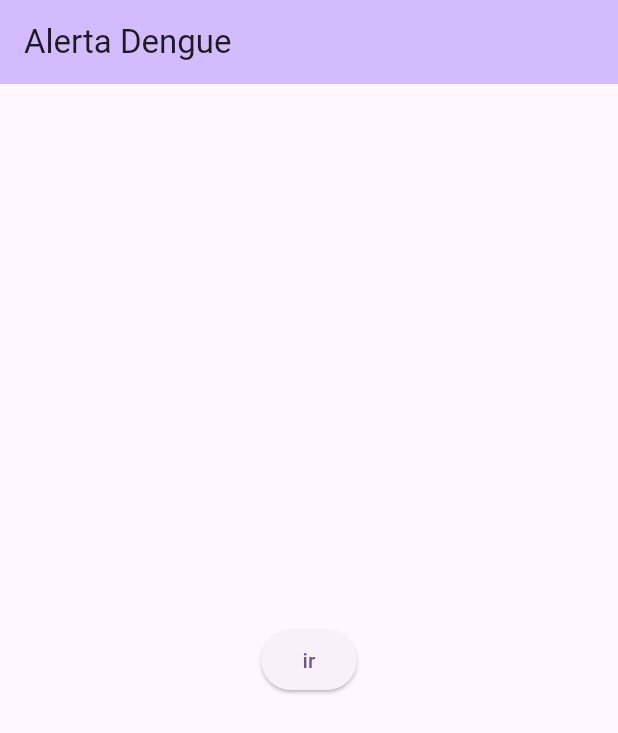
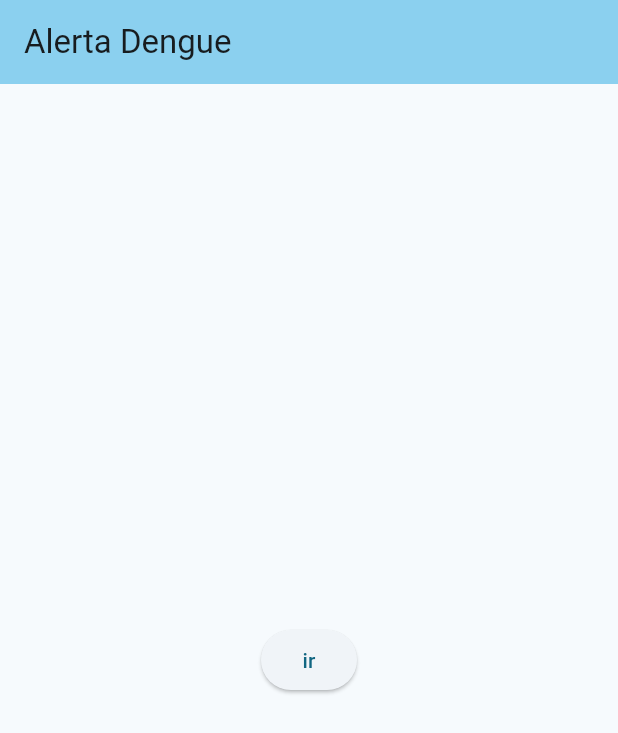
Before and after one commit to JorgeMGuimaraes/alerta-dengue, a Flutter app: the screen it shows after launch, on a phone screen of 412 x 824 dp. Shown: the top 733 px of the screen. Run offline on Flutter 3.47's test engine with Material 3 defaults, Android fonts, the phone set to English and light mode, and no system bars.

Commit message:
fix: const app name

```diff
--- a/lib/main.dart
+++ b/lib/main.dart
@@ -13,10 +13,10 @@ class MyApp extends StatelessWidget {
       title: 'Flutter Demo',
       debugShowCheckedModeBanner: false,
       theme: ThemeData(
-        colorScheme: ColorScheme.fromSeed(seedColor: Colors.deepPurple),
+        colorScheme: ColorScheme.fromSeed(seedColor: Colors.blueGrey),
         useMaterial3: true,
       ),
-      home: const Home(title: 'Alerta Dengue'),
+      home: const Home(),
     );
   }
 }
--- a/lib/views/home.dart
+++ b/lib/views/home.dart
@@ -2,9 +2,7 @@ import 'package:alerta_dengue/views/resultados.dart';
 import 'package:flutter/material.dart';
 
 class Home extends StatefulWidget {
-  const Home({super.key, required this.title});
-
-  final String title;
+  const Home({super.key});
 
   @override
   State<Home> createState() => _HomeState();
@@ -17,7 +15,7 @@ class _HomeState extends State<Home> {
     return Scaffold(
       appBar: AppBar(
         backgroundColor: Theme.of(context).colorScheme.inversePrimary,
-        title: Text(widget.title),
+        title: const Text('Alerta Dengue'),
       ),
       body: Center(
         child: Column(
```
